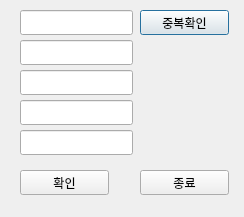
Before: the Qt Designer form Yanolja_clnt1/signup.ui in mssung34/Yanolja, drawn with Qt 5.
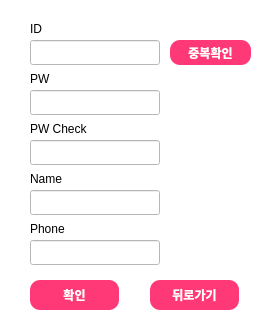
After: the same form once the commit is applied.

The edit to the form file:
```diff
--- a/Yanolja_clnt1/signup.ui
+++ b/Yanolja_clnt1/signup.ui
@@ -6,29 +6,35 @@
    <rect>
     <x>0</x>
     <y>0</y>
-    <width>244</width>
-    <height>217</height>
+    <width>275</width>
+    <height>335</height>
    </rect>
   </property>
   <property name="windowTitle">
-   <string>Dialog</string>
+   <string>회원가입</string>
+  </property>
+  <property name="styleSheet">
+   <string notr="true">background-color: rgb(255, 255, 255);</string>
   </property>
   <widget class="QLineEdit" name="id_text">
    <property name="geometry">
     <rect>
-     <x>20</x>
-     <y>10</y>
-     <width>113</width>
+     <x>30</x>
+     <y>40</y>
+     <width>130</width>
      <height>25</height>
     </rect>
    </property>
+   <property name="styleSheet">
+    <string notr="true"/>
+   </property>
   </widget>
   <widget class="QLineEdit" name="pw_text">
    <property name="geometry">
     <rect>
-     <x>20</x>
-     <y>40</y>
-     <width>113</width>
+     <x>30</x>
+     <y>90</y>
+     <width>130</width>
      <height>25</height>
     </rect>
    </property>
@@ -39,9 +45,9 @@
   <widget class="QLineEdit" name="pw2_text">
    <property name="geometry">
     <rect>
-     <x>20</x>
-     <y>70</y>
-     <width>113</width>
+     <x>30</x>
+     <y>140</y>
+     <width>130</width>
      <height>25</height>
     </rect>
    </property>
@@ -52,9 +58,9 @@
   <widget class="QLineEdit" name="phone_text">
    <property name="geometry">
     <rect>
-     <x>20</x>
-     <y>130</y>
-     <width>113</width>
+     <x>30</x>
+     <y>240</y>
+     <width>130</width>
      <height>25</height>
     </rect>
    </property>
@@ -62,12 +68,31 @@
   <widget class="QPushButton" name="check_btn">
    <property name="geometry">
     <rect>
-     <x>140</x>
-     <y>10</y>
-     <width>89</width>
+     <x>170</x>
+     <y>40</y>
+     <width>81</width>
      <height>25</height>
     </rect>
    </property>
+   <property name="font">
+    <font>
+     <family>Sans</family>
+     <weight>75</weight>
+     <bold>true</bold>
+    </font>
+   </property>
+   <property name="styleSheet">
+    <string notr="true">QPushButton{
+	background-color: rgb(255, 56, 120);
+	color: rgb(255, 255, 255);
+    border-radius: 10px;
+}
+QPushButton:hover{
+	background-color: rgb(255, 255, 255);
+	color: rgb(255, 56, 120);
+    border-radius: 10px;
+}</string>
+   </property>
    <property name="text">
     <string>중복확인</string>
    </property>
@@ -75,12 +100,31 @@
   <widget class="QPushButton" name="signup_btn">
    <property name="geometry">
     <rect>
-     <x>20</x>
-     <y>170</y>
+     <x>30</x>
+     <y>280</y>
      <width>89</width>
-     <height>25</height>
+     <height>30</height>
     </rect>
    </property>
+   <property name="font">
+    <font>
+     <family>Sans</family>
+     <weight>75</weight>
+     <bold>true</bold>
+    </font>
+   </property>
+   <property name="styleSheet">
+    <string notr="true">QPushButton{
+	background-color: rgb(255, 56, 120);
+	color: rgb(255, 255, 255);
+    border-radius: 10px;
+}
+QPushButton:hover{
+	background-color: rgb(255, 255, 255);
+	color: rgb(255, 56, 120);
+    border-radius: 10px;
+}</string>
+   </property>
    <property name="text">
     <string>확인</string>
    </property>
@@ -88,26 +132,110 @@
   <widget class="QPushButton" name="exit_btn">
    <property name="geometry">
     <rect>
-     <x>140</x>
-     <y>170</y>
+     <x>150</x>
+     <y>280</y>
      <width>89</width>
-     <height>25</height>
+     <height>30</height>
     </rect>
    </property>
+   <property name="font">
+    <font>
+     <family>Sans</family>
+     <weight>75</weight>
+     <bold>true</bold>
+    </font>
+   </property>
+   <property name="styleSheet">
+    <string notr="true">QPushButton{
+	background-color: rgb(255, 56, 120);
+	color: rgb(255, 255, 255);
+    border-radius: 10px;
+}
+QPushButton:hover{
+	background-color: rgb(255, 255, 255);
+	color: rgb(255, 56, 120);
+    border-radius: 10px;
+}</string>
+   </property>
    <property name="text">
-    <string>종료</string>
+    <string>뒤로가기</string>
    </property>
   </widget>
   <widget class="QLineEdit" name="name_text">
    <property name="geometry">
     <rect>
-     <x>20</x>
-     <y>100</y>
-     <width>113</width>
+     <x>30</x>
+     <y>190</y>
+     <width>130</width>
      <height>25</height>
     </rect>
    </property>
   </widget>
+  <widget class="QLabel" name="label">
+   <property name="geometry">
+    <rect>
+     <x>30</x>
+     <y>20</y>
+     <width>67</width>
+     <height>17</height>
+    </rect>
+   </property>
+   <property name="text">
+    <string>ID</string>
+   </property>
+  </widget>
+  <widget class="QLabel" name="label_2">
+   <property name="geometry">
+    <rect>
+     <x>30</x>
+     <y>70</y>
+     <width>67</width>
+     <height>17</height>
+    </rect>
+   </property>
+   <property name="text">
+    <string>PW</string>
+   </property>
+  </widget>
+  <widget class="QLabel" name="label_3">
+   <property name="geometry">
+    <rect>
+     <x>30</x>
+     <y>120</y>
+     <width>67</width>
+     <height>17</height>
+    </rect>
+   </property>
+   <property name="text">
+    <string>PW Check</string>
+   </property>
+  </widget>
+  <widget class="QLabel" name="label_4">
+   <property name="geometry">
+    <rect>
+     <x>30</x>
+     <y>220</y>
+     <width>67</width>
+     <height>17</height>
+    </rect>
+   </property>
+   <property name="text">
+    <string>Phone</string>
+   </property>
+  </widget>
+  <widget class="QLabel" name="label_5">
+   <property name="geometry">
+    <rect>
+     <x>30</x>
+     <y>170</y>
+     <width>67</width>
+     <height>17</height>
+    </rect>
+   </property>
+   <property name="text">
+    <string>Name</string>
+   </property>
+  </widget>
  </widget>
  <resources/>
  <connections/>
```
